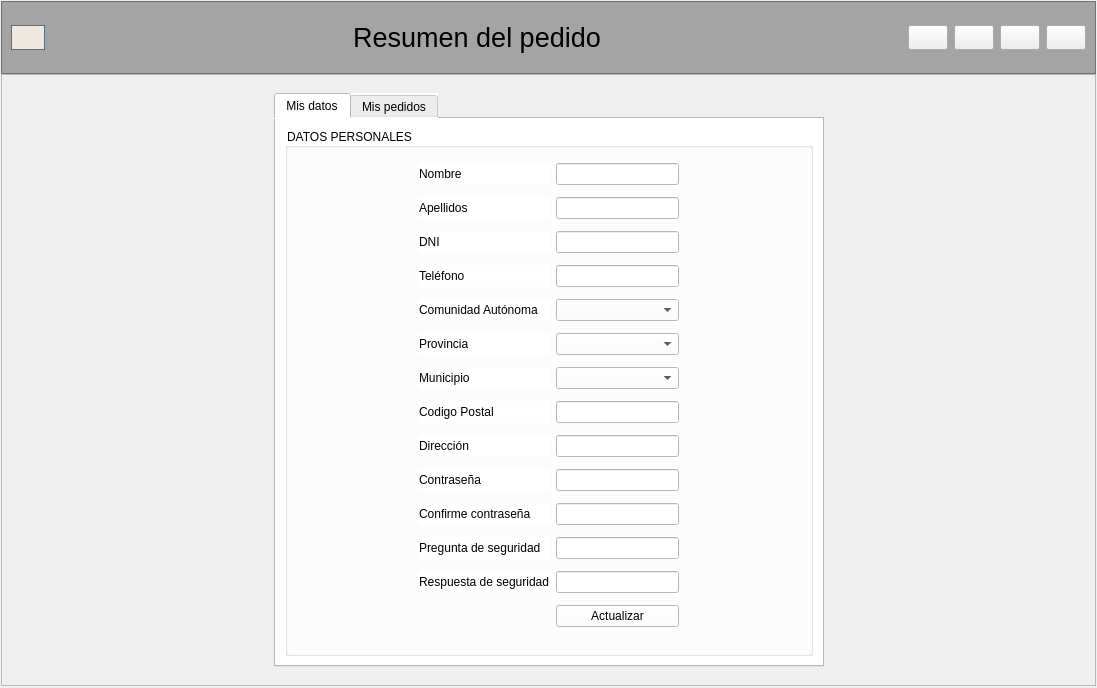
The window that Codigo/v4_ventanaUC.ui (cfmondelo/supermercado) describes before a commit, drawn with Qt 5.
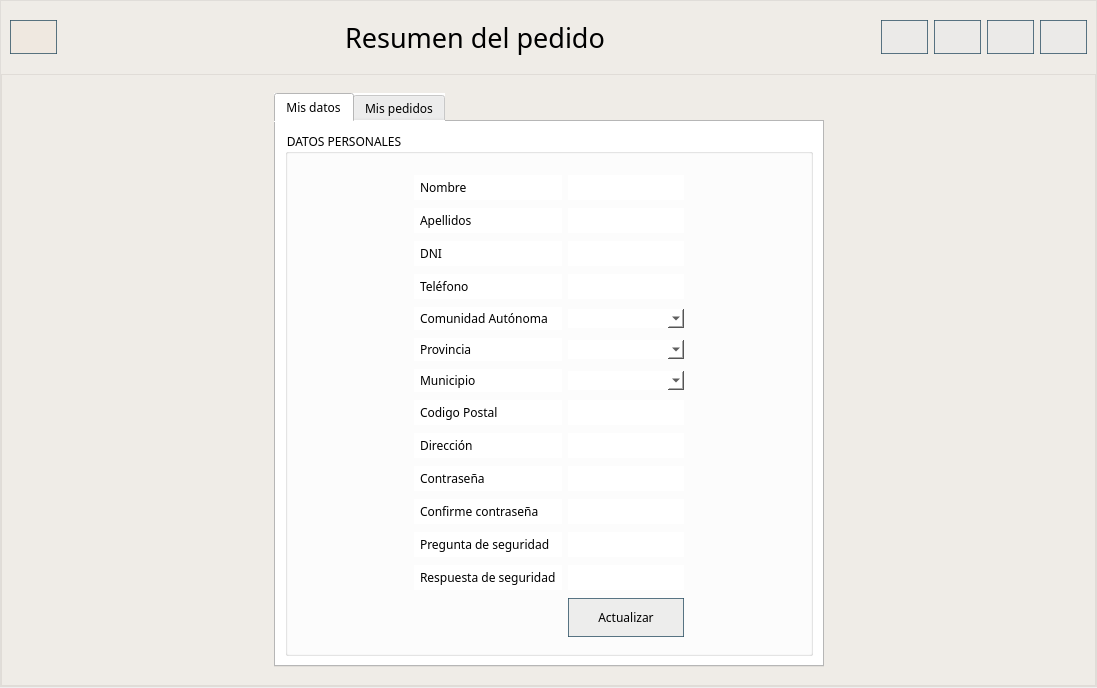
The same window after the commit. Icons and pictures are not drawn.

The edit to the form file:
```diff
--- a/Codigo/v4_ventanaUC.ui
+++ b/Codigo/v4_ventanaUC.ui
@@ -35,12 +35,27 @@
       <height>0</height>
      </size>
     </property>
+    <property name="font">
+     <font>
+      <family>Raleway</family>
+     </font>
+    </property>
     <property name="styleSheet">
-     <string notr="true">
-#frame_principal {
+     <string notr="true">#frame_principal {
+  background-color:rgba(239,232,224,70);
   border-image: url(:/images/z_background_limonada.jpg);
-  background-color: transparent;
-
+}
+QPushButton {
+    background-color: rgba(233, 233, 232, 200);
+    border-style: solid;
+    border-width: 1px;
+    border-color: rgba(46, 82, 101, 200);
+}
+QPushButton:hover {
+    background-color: rgb(239, 232, 224);
+    border-top-left-radius: 20px;
+    border-bottom-left-radius: 20px;
+    color: rgb(0, 0, 0);
 }
 </string>
     </property>
@@ -83,7 +98,8 @@
        <property name="styleSheet">
         <string notr="true">
 #frame_cabecera{
-background-color:rgba(0,0,0,80);
+background-color:rgba(239,232,224,70);
+border:0px;
 }</string>
        </property>
        <property name="frameShape">
@@ -97,8 +113,8 @@
          <widget class="QPushButton" name="botonuc_atras">
           <property name="minimumSize">
            <size>
-            <width>25</width>
-            <height>25</height>
+            <width>47</width>
+            <height>34</height>
            </size>
           </property>
           <property name="styleSheet">
@@ -124,6 +140,9 @@
            <iconset resource="res.qrc">
             <normaloff>:/iconos/home.png</normaloff>:/iconos/home.png</iconset>
           </property>
+          <property name="default">
+           <bool>false</bool>
+          </property>
          </widget>
         </item>
         <item>
@@ -143,7 +162,7 @@
          <widget class="QLabel" name="labeluc_titulo">
           <property name="font">
            <font>
-            <family>MS Shell Dlg 2</family>
+            <family>Raleway</family>
             <pointsize>20</pointsize>
             <weight>50</weight>
             <bold>false</bold>
@@ -192,8 +211,8 @@
          <widget class="QPushButton" name="botouc_minimizar">
           <property name="minimumSize">
            <size>
-            <width>25</width>
-            <height>25</height>
+            <width>47</width>
+            <height>34</height>
            </size>
           </property>
           <property name="styleSheet">
@@ -212,8 +231,8 @@
          <widget class="QPushButton" name="botouc_min">
           <property name="minimumSize">
            <size>
-            <width>25</width>
-            <height>25</height>
+            <width>47</width>
+            <height>34</height>
            </size>
           </property>
           <property name="styleSheet">
@@ -232,8 +251,8 @@
          <widget class="QPushButton" name="botonuc_max">
           <property name="minimumSize">
            <size>
-            <width>25</width>
-            <height>25</height>
+            <width>47</width>
+            <height>34</height>
            </size>
           </property>
           <property name="styleSheet">
@@ -252,8 +271,8 @@
          <widget class="QPushButton" name="botonuc_cerrar">
           <property name="minimumSize">
            <size>
-            <width>25</width>
-            <height>25</height>
+            <width>47</width>
+            <height>34</height>
            </size>
           </property>
           <property name="styleSheet">
@@ -274,7 +293,23 @@
      <item>
       <widget class="QFrame" name="frame_cuerpo">
        <property name="styleSheet">
-        <string notr="true"/>
+        <string notr="true">#frame_cuerpo{
+background-color:rgba(239,232,224,70);}
+QPushButton{
+background-color:   rgba(233,233,232,200);
+border-style:solid;
+border-width: 1px;
+border-color:  rgba(46,82,101,200);
+}
+
+
+QPushButton:hover{
+background-color:   rgb(122, 126, 116);
+border-top-left-radius: 20px;
+border-bottom-left-radius:20px;
+color:rgb(0,0,0);
+}
+</string>
        </property>
        <property name="frameShape">
         <enum>QFrame::StyledPanel</enum>
@@ -553,8 +588,48 @@
                 <height>0</height>
                </size>
               </property>
+              <property name="font">
+               <font>
+                <family>Raleway</family>
+               </font>
+              </property>
+              <property name="focusPolicy">
+               <enum>Qt::NoFocus</enum>
+              </property>
+              <property name="autoFillBackground">
+               <bool>false</bool>
+              </property>
               <property name="styleSheet">
-               <string notr="true">background-color: rgb(255, 255, 255);</string>
+               <string notr="true">QPushButton{
+background-color:   rgba(233,233,232,200);
+border-style:solid;
+border-width: 1px;
+border-color:  rgba(46,82,101,200);
+padding:10px;
+}
+
+QPushButton:hover{
+background-color:   rgb(239, 232, 224);
+border-top-left-radius: 20px;
+border-bottom-left-radius:20px;
+color:rgb(0,0,0);
+
+}
+QComboBox{
+border:none;
+border-width:0px;}
+QComboBox::item:selected { color: rgb(241,152,31); }
+QLineEdit{
+border:none;
+border-width:0px;
+padding:3px;
+}
+QLabel{
+padding:3px;
+}
+
+*{background-color:rgb(255,255,255);}
+</string>
               </property>
               <property name="currentIndex">
                <number>0</number>
@@ -566,15 +641,35 @@
                <layout class="QVBoxLayout" name="verticalLayout_8">
                 <item>
                  <widget class="QGroupBox" name="groupBox">
+                  <property name="font">
+                   <font>
+                    <family>Raleway</family>
+                   </font>
+                  </property>
+                  <property name="autoFillBackground">
+                   <bool>false</bool>
+                  </property>
                   <property name="title">
                    <string>DATOS PERSONALES</string>
                   </property>
                   <layout class="QGridLayout" name="gridLayout_4">
                    <item row="10" column="3">
-                    <widget class="QComboBox" name="cbd_municipio"/>
+                    <widget class="QComboBox" name="cbd_municipio">
+                     <property name="font">
+                      <font>
+                       <family>Raleway</family>
+                      </font>
+                     </property>
+                    </widget>
                    </item>
                    <item row="5" column="3">
-                    <widget class="QComboBox" name="cbd_provincia"/>
+                    <widget class="QComboBox" name="cbd_provincia">
+                     <property name="font">
+                      <font>
+                       <family>Raleway</family>
+                      </font>
+                     </property>
+                    </widget>
                    </item>
                    <item row="0" column="0">
                     <spacer name="horizontalSpacer_8">
@@ -630,13 +725,24 @@
                    </item>
                    <item row="3" column="1">
                     <widget class="QLabel" name="label_4">
+                     <property name="font">
+                      <font>
+                       <family>Raleway</family>
+                      </font>
+                     </property>
                      <property name="text">
                       <string>Teléfono</string>
                      </property>
                     </widget>
                    </item>
                    <item row="3" column="3">
-                    <widget class="QLineEdit" name="txtd_telefono"/>
+                    <widget class="QLineEdit" name="txtd_telefono">
+                     <property name="font">
+                      <font>
+                       <family>Raleway</family>
+                      </font>
+                     </property>
+                    </widget>
                    </item>
                    <item row="1" column="4">
                     <spacer name="horizontalSpacer_26">
@@ -679,6 +785,11 @@
                    </item>
                    <item row="2" column="1">
                     <widget class="QLabel" name="label_3">
+                     <property name="font">
+                      <font>
+                       <family>Raleway</family>
+                      </font>
+                     </property>
                      <property name="text">
                       <string>DNI</string>
                      </property>
@@ -698,13 +809,34 @@
                     </spacer>
                    </item>
                    <item row="0" column="3">
-                    <widget class="QLineEdit" name="txtd_nombre"/>
+                    <widget class="QLineEdit" name="txtd_nombre">
+                     <property name="font">
+                      <font>
+                       <family>Raleway</family>
+                      </font>
+                     </property>
+                     <property name="styleSheet">
+                      <string notr="true">margin-top:10px;</string>
+                     </property>
+                    </widget>
                    </item>
                    <item row="1" column="3">
-                    <widget class="QLineEdit" name="txtd_apellidos"/>
+                    <widget class="QLineEdit" name="txtd_apellidos">
+                     <property name="font">
+                      <font>
+                       <family>Raleway</family>
+                      </font>
+                     </property>
+                    </widget>
                    </item>
                    <item row="21" column="3">
-                    <widget class="QLineEdit" name="txtd_preseg"/>
+                    <widget class="QLineEdit" name="txtd_preseg">
+                     <property name="font">
+                      <font>
+                       <family>Raleway</family>
+                      </font>
+                     </property>
+                    </widget>
                    </item>
                    <item row="22" column="4">
                     <spacer name="horizontalSpacer_25">
@@ -721,6 +853,11 @@
                    </item>
                    <item row="19" column="3">
                     <widget class="QLineEdit" name="txtd_contra">
+                     <property name="font">
+                      <font>
+                       <family>Raleway</family>
+                      </font>
+                     </property>
                      <property name="echoMode">
                       <enum>QLineEdit::Password</enum>
                      </property>
@@ -767,6 +904,11 @@
                    </item>
                    <item row="20" column="1">
                     <widget class="QLabel" name="label_7">
+                     <property name="font">
+                      <font>
+                       <family>Raleway</family>
+                      </font>
+                     </property>
                      <property name="text">
                       <string>Confirme contraseña</string>
                      </property>
@@ -774,6 +916,11 @@
                    </item>
                    <item row="23" column="3">
                     <widget class="QPushButton" name="botonuc_update">
+                     <property name="font">
+                      <font>
+                       <family>Raleway</family>
+                      </font>
+                     </property>
                      <property name="text">
                       <string>Actualizar</string>
                      </property>
@@ -781,6 +928,11 @@
                    </item>
                    <item row="4" column="1">
                     <widget class="QLabel" name="label_5">
+                     <property name="font">
+                      <font>
+                       <family>Raleway</family>
+                      </font>
+                     </property>
                      <property name="text">
                       <string>Comunidad Autónoma</string>
                      </property>
@@ -827,6 +979,11 @@
                    </item>
                    <item row="2" column="3">
                     <widget class="QLineEdit" name="txtd_dni">
+                     <property name="font">
+                      <font>
+                       <family>Raleway</family>
+                      </font>
+                     </property>
                      <property name="readOnly">
                       <bool>false</bool>
                      </property>
@@ -834,6 +991,11 @@
                    </item>
                    <item row="19" column="1">
                     <widget class="QLabel" name="label_6">
+                     <property name="font">
+                      <font>
+                       <family>Raleway</family>
+                      </font>
+                     </property>
                      <property name="text">
                       <string>Contraseña</string>
                      </property>
@@ -854,6 +1016,11 @@
                    </item>
                    <item row="1" column="1">
                     <widget class="QLabel" name="label_2">
+                     <property name="font">
+                      <font>
+                       <family>Raleway</family>
+                      </font>
+                     </property>
                      <property name="text">
                       <string>Apellidos</string>
                      </property>
@@ -861,6 +1028,11 @@
                    </item>
                    <item row="20" column="3">
                     <widget class="QLineEdit" name="txtd_confcontra">
+                     <property name="font">
+                      <font>
+                       <family>Raleway</family>
+                      </font>
+                     </property>
                      <property name="echoMode">
                       <enum>QLineEdit::Password</enum>
                      </property>
@@ -868,6 +1040,11 @@
                    </item>
                    <item row="21" column="1">
                     <widget class="QLabel" name="label_9">
+                     <property name="font">
+                      <font>
+                       <family>Raleway</family>
+                      </font>
+                     </property>
                      <property name="text">
                       <string>Pregunta de seguridad</string>
                      </property>
@@ -875,6 +1052,11 @@
                    </item>
                    <item row="22" column="3">
                     <widget class="QLineEdit" name="txtd_resseg">
+                     <property name="font">
+                      <font>
+                       <family>Raleway</family>
+                      </font>
+                     </property>
                      <property name="echoMode">
                       <enum>QLineEdit::Password</enum>
                      </property>
@@ -908,16 +1090,32 @@
                    </item>
                    <item row="22" column="1">
                     <widget class="QLabel" name="label_10">
+                     <property name="font">
+                      <font>
+                       <family>Raleway</family>
+                      </font>
+                     </property>
                      <property name="text">
                       <string>Respuesta de seguridad</string>
                      </property>
                     </widget>
                    </item>
                    <item row="18" column="3">
-                    <widget class="QLineEdit" name="txtd_direccion"/>
+                    <widget class="QLineEdit" name="txtd_direccion">
+                     <property name="font">
+                      <font>
+                       <family>Raleway</family>
+                      </font>
+                     </property>
+                    </widget>
                    </item>
                    <item row="18" column="1">
                     <widget class="QLabel" name="label_8">
+                     <property name="font">
+                      <font>
+                       <family>Raleway</family>
+                      </font>
+                     </property>
                      <property name="text">
                       <string>Dirección</string>
                      </property>
@@ -925,9 +1123,20 @@
                    </item>
                    <item row="0" column="1">
                     <widget class="QLabel" name="label">
+                     <property name="font">
+                      <font>
+                       <family>Raleway</family>
+                      </font>
+                     </property>
+                     <property name="styleSheet">
+                      <string notr="true">margin-top:10px;</string>
+                     </property>
                      <property name="text">
                       <string>Nombre</string>
                      </property>
+                     <property name="margin">
+                      <number>0</number>
+                     </property>
                     </widget>
                    </item>
                    <item row="21" column="0">
@@ -970,7 +1179,16 @@
                     </spacer>
                    </item>
                    <item row="4" column="3">
-                    <widget class="QComboBox" name="cbd_CA"/>
+                    <widget class="QComboBox" name="cbd_CA">
+                     <property name="font">
+                      <font>
+                       <family>Raleway</family>
+                      </font>
+                     </property>
+                     <property name="styleSheet">
+                      <string notr="true"/>
+                     </property>
+                    </widget>
                    </item>
                    <item row="10" column="0">
                     <spacer name="horizontalSpacer_50">
@@ -987,6 +1205,11 @@
                    </item>
                    <item row="10" column="1">
                     <widget class="QLabel" name="label_22">
+                     <property name="font">
+                      <font>
+                       <family>Raleway</family>
+                      </font>
+                     </property>
                      <property name="text">
                       <string>Municipio</string>
                      </property>
@@ -994,6 +1217,11 @@
                    </item>
                    <item row="5" column="1">
                     <widget class="QLabel" name="label_21">
+                     <property name="font">
+                      <font>
+                       <family>Raleway</family>
+                      </font>
+                     </property>
                      <property name="text">
                       <string>Provincia</string>
                      </property>
@@ -1040,6 +1268,11 @@
                    </item>
                    <item row="15" column="1">
                     <widget class="QLabel" name="label_23">
+                     <property name="font">
+                      <font>
+                       <family>Raleway</family>
+                      </font>
+                     </property>
                      <property name="text">
                       <string>Codigo Postal</string>
                      </property>
@@ -1059,7 +1292,13 @@
                     </spacer>
                    </item>
                    <item row="15" column="3">
-                    <widget class="QLineEdit" name="txtd_cp"/>
+                    <widget class="QLineEdit" name="txtd_cp">
+                     <property name="font">
+                      <font>
+                       <family>Raleway</family>
+                      </font>
+                     </property>
+                    </widget>
                    </item>
                   </layout>
                  </widget>
```
Left out of the diff: 146 changed lines with no effect on the pictures.
